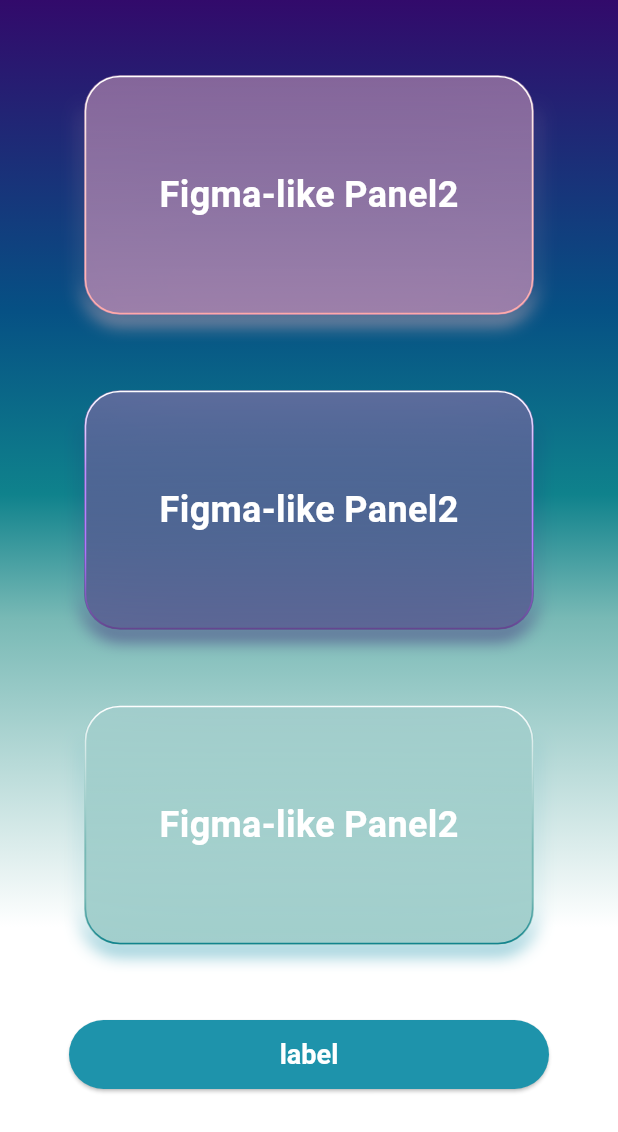
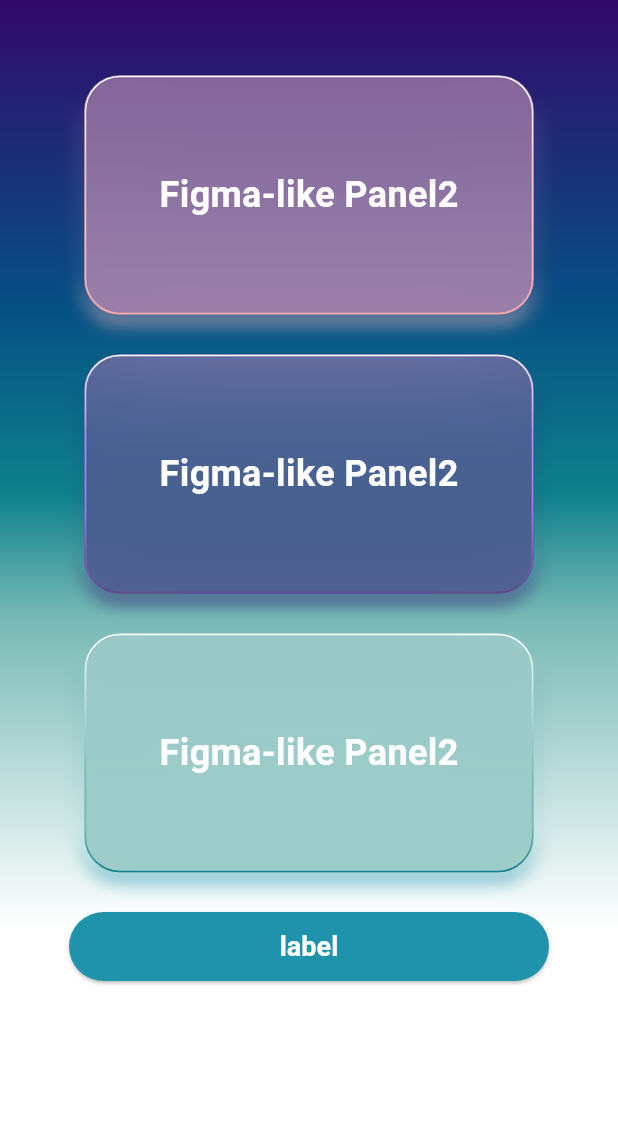
Before and after one commit to Pattaphon-sr/room_reservation_system_app, a Flutter app: the screen it shows after launch, on a phone screen of 412 x 824 dp. Shown: the top 1132 px of the screen. Run offline on Flutter 3.47's test engine with Material 3 defaults, Android fonts, the phone set to English and light mode, and no system bars.

Commit message:
Demo Animation

```diff
--- a/lib/features/test_screen.dart
+++ b/lib/features/test_screen.dart
@@ -2,8 +2,17 @@ import 'package:flutter/material.dart';
 import 'package:room_reservation_system_app/core/theme/app_colors.dart';
 import 'package:room_reservation_system_app/shared/widgets/widgets.dart';
 
-class TestScreen extends StatelessWidget {
+class TestScreen extends StatefulWidget {
   const TestScreen({super.key});
+
+  @override
+  State<TestScreen> createState() => _TestScreenState();
+}
+
+class _TestScreenState extends State<TestScreen> {
+  bool _skyExpanded = false;
+
+  double get _skyHeight => _skyExpanded ? 260 : 160; // สูงตอนขยาย/หด
 
   void showAlert(BuildContext context) async {
     await showAirDialog(
@@ -32,21 +41,26 @@ class TestScreen extends StatelessWidget {
       decoration: BoxDecoration(
         gradient: LinearGradient(
           colors: AppColors.primaryGradient5C,
-          begin: AlignmentGeometry.topCenter,
-          end: AlignmentDirectional.bottomCenter,
+          begin: Alignment.topCenter,
+          end: Alignment.bottomCenter,
           stops: AppColorStops.primaryStop5C,
         ),
       ),
       child: Scaffold(
         backgroundColor: Colors.transparent,
         body: SafeArea(
+          child: SingleChildScrollView(
+            padding: const EdgeInsets.symmetric(vertical: 24),
+            child: Center(
               child: Column(
                 children: [
-              SizedBox(height: 50, child: Container(color: Colors.transparent)),
+                  const SizedBox(height: 26),
+
+                  // PINK (คงเดิม)
                   PanelPresets.pink(
                     width: 300,
                     height: 160,
-                child: Center(
+                    child: const Center(
                       child: Text(
                         'Figma-like Panel2',
                         style: TextStyle(
@@ -57,11 +71,14 @@ class TestScreen extends StatelessWidget {
                       ),
                     ),
                   ),
-              SizedBox(height: 50, child: Container(color: Colors.transparent)),
+
+                  const SizedBox(height: 26),
+
+                  // PURPLE (คงเดิม)
                   PanelPresets.purple(
                     width: 300,
                     height: 160,
-                child: Center(
+                    child: const Center(
                       child: Text(
                         'Figma-like Panel2',
                         style: TextStyle(
@@ -72,14 +89,31 @@ class TestScreen extends StatelessWidget {
                       ),
                     ),
                   ),
-              SizedBox(height: 50, child: Container(color: Colors.transparent)),
-              PanelPresets.sky(
+
+                  const SizedBox(height: 26),
+
+                  // SKY (ใส่อนิเมชันขยายแนวตั้ง + เปลี่ยนข้อความเป็น test)
+                  GestureDetector(
+                    behavior: HitTestBehavior.opaque,
+                    onTap: () => setState(() => _skyExpanded = !_skyExpanded),
+                    child: AnimatedContainer(
+                      duration: const Duration(milliseconds: 320),
+                      curve: Curves.easeOutCubic,
+                      // ให้ parent สูงตามอนิเมชัน เพื่อไม่กระชาก layout
+                      height: _skyHeight,
                       width: 300,
-                height: 160,
+                      child: PanelPresets.sky(
+                        width: 300,
+                        height: _skyHeight, // แจ้งความสูงให้ panel ด้วย
                         child: Center(
+                          child: AnimatedSwitcher(
+                            duration: const Duration(milliseconds: 180),
+                            transitionBuilder: (child, anim) =>
+                                FadeTransition(opacity: anim, child: child),
                             child: Text(
-                    'Figma-like Panel2',
-                    style: TextStyle(
+                              _skyExpanded ? 'test' : 'Figma-like Panel2',
+                              key: ValueKey(_skyExpanded),
+                              style: const TextStyle(
                                 fontSize: 24,
                                 color: Colors.white,
                                 fontWeight: FontWeight.w700,
@@ -87,7 +121,12 @@ class TestScreen extends StatelessWidget {
                             ),
                           ),
                         ),
-              SizedBox(height: 50, child: Container(color: Colors.transparent)),
+                      ),
+                    ),
+                  ),
+
+                  const SizedBox(height: 26),
+
                   AppButton.solid(
                     label: 'label',
                     onPressed: () => showAlert(context),
@@ -96,6 +135,8 @@ class TestScreen extends StatelessWidget {
               ),
             ),
           ),
+        ),
+      ),
     );
   }
 }
```
Lines whose indentation alone changed are shown as unchanged.
